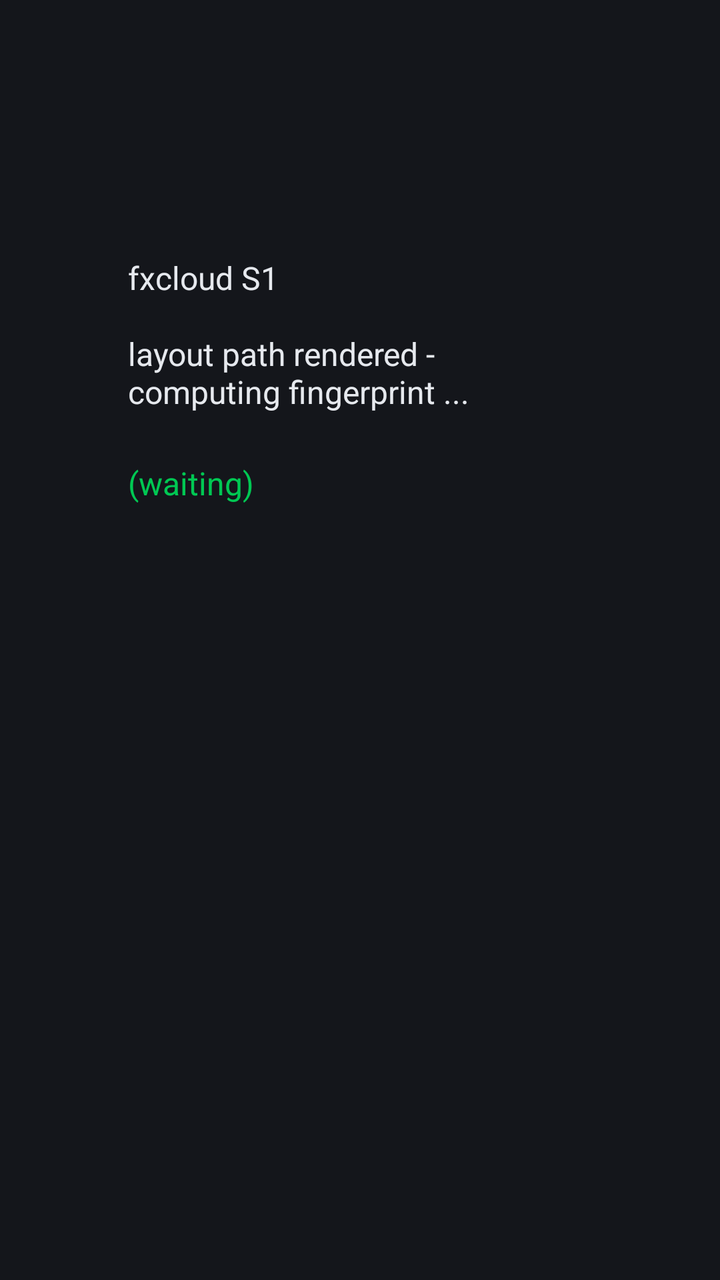
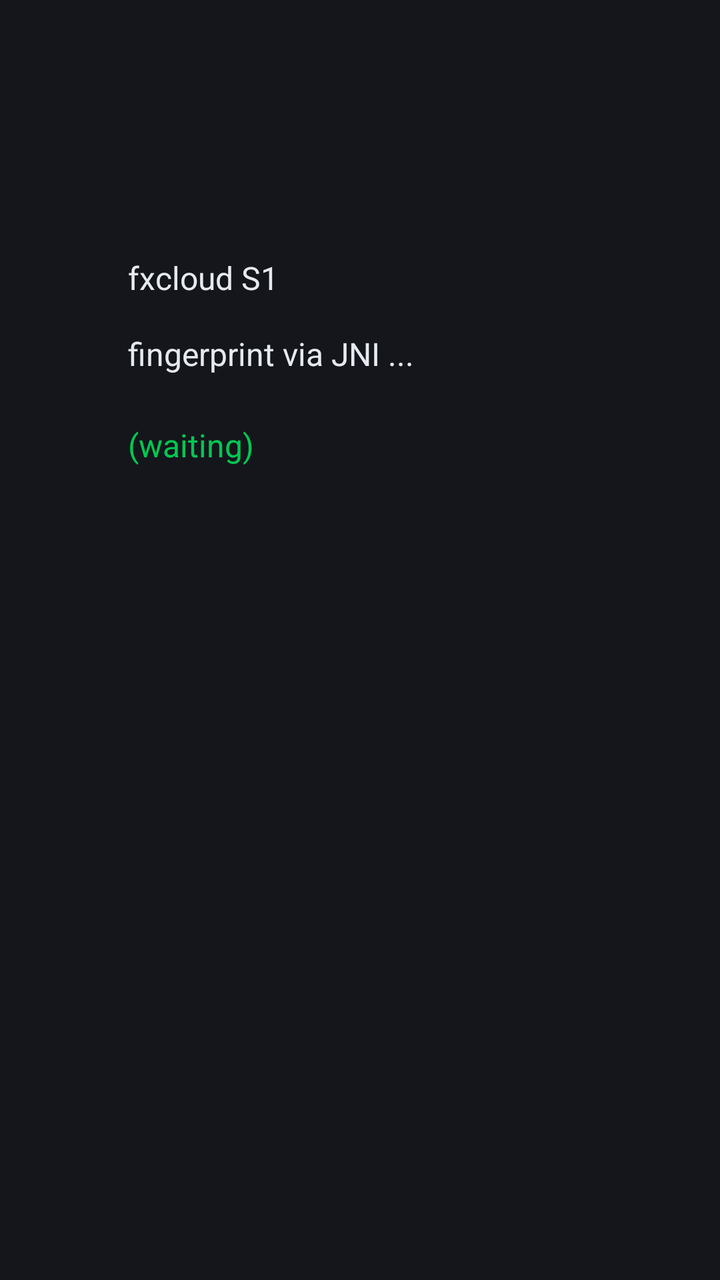

Compare the two renders of this Android layout. The source of the first and the diff that turns it into the second are given below.
<!-- AndroidManifest.xml: application theme Theme.Fxcloud -->
<!-- res/layout/activity_main.xml -->
<?xml version="1.0" encoding="utf-8"?>
<LinearLayout xmlns:android="http://schemas.android.com/apk/res/android"
    android:layout_width="match_parent"
    android:layout_height="match_parent"
    android:orientation="vertical"
    android:background="#14161B"
    android:padding="64dp">

    <TextView
        android:id="@+id/label"
        android:layout_width="wrap_content"
        android:layout_height="wrap_content"
        android:layout_marginTop="64dp"
        android:textSize="16sp"
        android:textColor="#E6E9EE"
        android:text="fxcloud S1\n\nlayout path rendered - computing fingerprint ..." />

    <TextView
        android:id="@+id/result"
        android:layout_width="wrap_content"
        android:layout_height="wrap_content"
        android:layout_marginTop="24dp"
        android:textSize="16sp"
        android:textColor="#00C853"
        android:text="(waiting)" />
</LinearLayout>
<!-- resources referenced by this layout -->
<resources>
  <style name="Theme.Fxcloud" parent="@android:style/Theme.Material.Light">
          <item name="android:windowBackground">#00C853</item>
      </style>
</resources>

<!-- the commit's change to res/layout/activity_main.xml (unified diff, before → after) -->
@@ -13,7 +13,7 @@
         android:layout_marginTop="64dp"
         android:textSize="16sp"
         android:textColor="#E6E9EE"
-        android:text="fxcloud S1\n\nlayout path rendered - computing fingerprint ..." />
+        android:text="fxcloud S1\n\nfingerprint via JNI ..." />
 
     <TextView
         android:id="@+id/result"
<!-- resource entries referenced after the edit -->
@@ -1,7 +1,7 @@
 <!-- resources referenced by this layout -->
 <resources>
   <style name="Theme.Fxcloud" parent="@android:style/Theme.Material.Light">
-          <item name="android:windowBackground">#00C853</item>
+          <item name="android:windowBackground">#14161B</item>
       </style>
 </resources>
 
